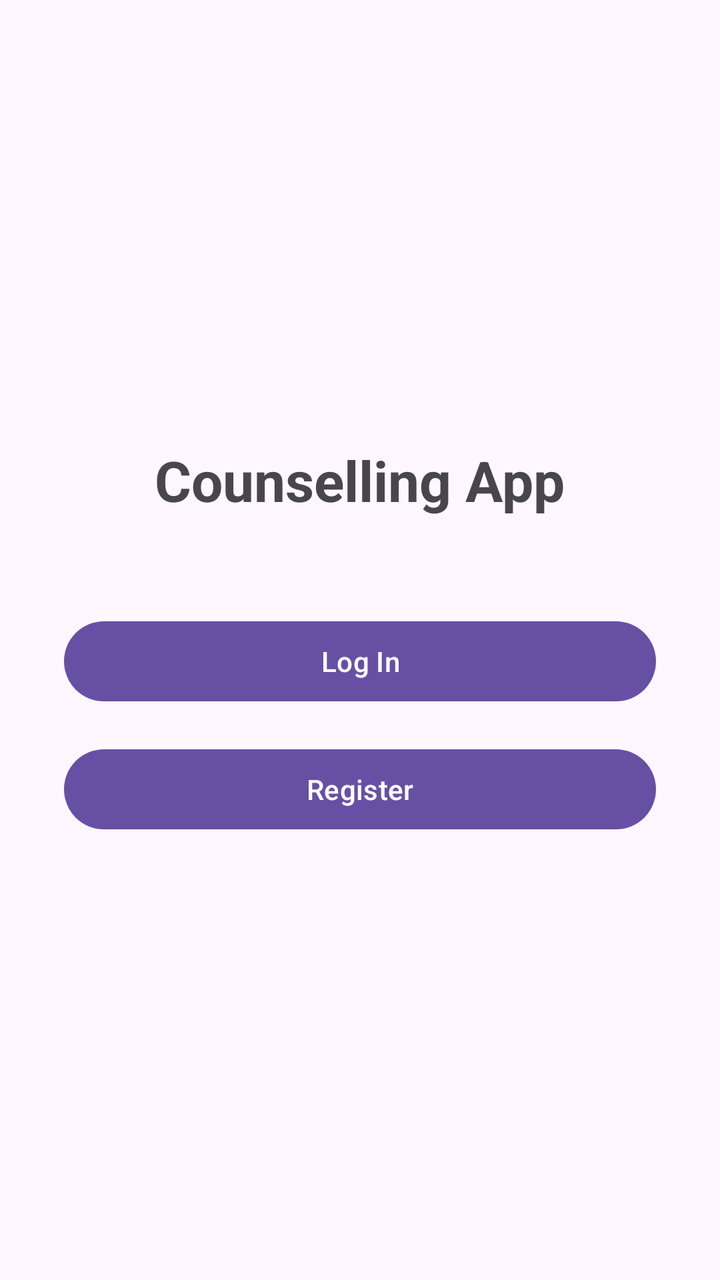
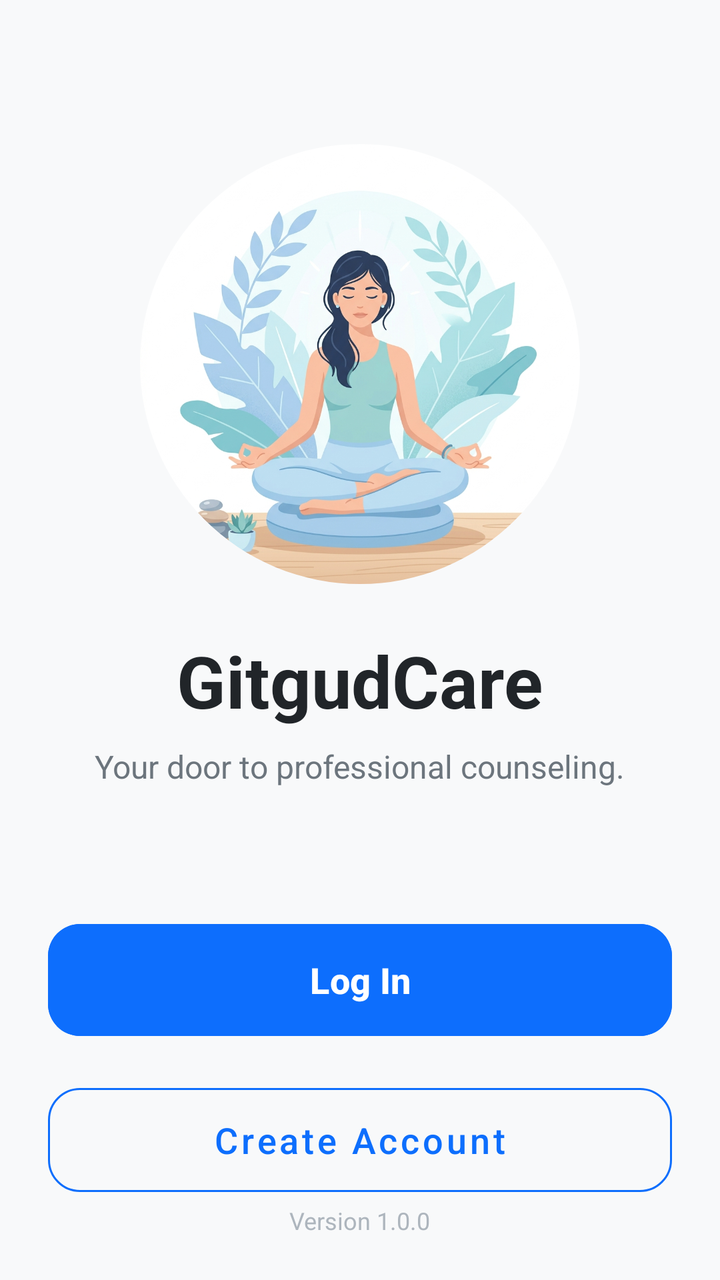

Two renders of the same Android screen: before a commit and after it. Below are the layout's source before the change and the commit's diff.
<!-- AndroidManifest.xml: application theme Theme.CounsellingApp -->
<!-- res/layout/activity_landing.xml -->
<?xml version="1.0" encoding="utf-8"?>
<LinearLayout xmlns:android="http://schemas.android.com/apk/res/android"
    android:layout_width="match_parent"
    android:layout_height="match_parent"
    android:orientation="vertical"
    android:gravity="center"
    android:padding="32dp">

    <TextView
        android:layout_width="wrap_content"
        android:layout_height="wrap_content"
        android:text="Counselling App"
        android:textSize="28sp"
        android:textStyle="bold"
        android:layout_marginBottom="48dp" />

    <Button
        android:id="@+id/btnGoToLogin"
        android:layout_width="match_parent"
        android:layout_height="wrap_content"
        android:text="Log In"
        android:layout_marginBottom="16dp" />

    <Button
        android:id="@+id/btnGoToRegister"
        android:layout_width="match_parent"
        android:layout_height="wrap_content"
        android:text="Register" />

</LinearLayout>
<!-- resources referenced by this layout -->
<resources>
  <style name="Theme.CounsellingApp" parent="Base.Theme.CounsellingApp" />
  <style name="Base.Theme.CounsellingApp" parent="Theme.Material3.DayNight.NoActionBar">
          
          
      </style>
</resources>

<!-- the commit's change to res/layout/activity_landing.xml (unified diff, before → after) -->
@@ -1,30 +1,86 @@
 <?xml version="1.0" encoding="utf-8"?>
 <LinearLayout xmlns:android="http://schemas.android.com/apk/res/android"
+    xmlns:app="http://schemas.android.com/apk/res-auto"
     android:layout_width="match_parent"
     android:layout_height="match_parent"
     android:orientation="vertical"
-    android:gravity="center"
-    android:padding="32dp">
+    android:padding="24dp"
+    android:background="#F8F9FA"
+    android:gravity="center_horizontal">
+
+    
+    <com.google.android.material.card.MaterialCardView
+        android:layout_width="220dp"
+        android:layout_height="220dp"
+        android:layout_marginTop="48dp"
+        app:cardCornerRadius="110dp"
+        app:cardElevation="0dp"
+        app:strokeWidth="0dp"
+        app:cardBackgroundColor="@android:color/transparent">
+
+        <ImageView
+            android:layout_width="match_parent"
+            android:layout_height="match_parent"
+            android:scaleType="centerInside"
+            android:src="@drawable/meditation_zen" />
+    </com.google.android.material.card.MaterialCardView>
+
+
+    <TextView
+        android:id="@+id/tvLandingTitle"
+        android:layout_width="wrap_content"
+        android:layout_height="wrap_content"
+        android:text="GitgudCare"
+        android:textSize="36sp"
+        android:textStyle="bold"
+        android:textColor="#212529"
+        android:layout_marginTop="24dp" />
 
     <TextView
         android:layout_width="wrap_content"
         android:layout_height="wrap_content"
-        android:text="Counselling App"
-        android:textSize="28sp"
-        android:textStyle="bold"
-        android:layout_marginBottom="48dp" />
+        android:text="Your door to professional counseling."
+        android:textSize="16sp"
+        android:textColor="#6C757D"
+        android:layout_marginTop="8dp"
+        android:layout_marginBottom="64dp" />
 
-    <Button
+    
+    <com.google.android.material.button.MaterialButton
         android:id="@+id/btnGoToLogin"
         android:layout_width="match_parent"
-        android:layout_height="wrap_content"
+        android:layout_height="64dp"
         android:text="Log In"
+        android:textAllCaps="false"
+        android:textSize="18sp"
+        android:textStyle="bold"
+        app:cornerRadius="16dp"
+        android:backgroundTint="#0D6EFD"
         android:layout_marginBottom="16dp" />
 
-    <Button
+    <com.google.android.material.button.MaterialButton
         android:id="@+id/btnGoToRegister"
+        style="@style/Widget.MaterialComponents.Button.OutlinedButton"
         android:layout_width="match_parent"
+        android:layout_height="64dp"
+        android:text="Create Account"
+        android:textAllCaps="false"
+        android:textSize="18sp"
+        app:cornerRadius="16dp"
+        app:strokeColor="#0D6EFD"
+        android:textColor="#0D6EFD" />
+
+    <View
+        android:layout_width="match_parent"
+        android:layout_height="0dp"
+        android:layout_weight="1" />
+
+    <TextView
+        android:layout_width="wrap_content"
         android:layout_height="wrap_content"
-        android:text="Register" />
+        android:text="Version 1.0.0"
+        android:textSize="12sp"
+        android:textColor="#ADB5BD"
+        android:layout_marginBottom="16dp" />
 
 </LinearLayout>
<!-- resource entries referenced after the edit -->
@@ -1,5 +1,6 @@
 <!-- resources referenced by this layout -->
 <resources>
+  <!-- drawable meditation_zen: png bitmap (drawable, 406034 bytes) -->
   <style name="Theme.CounsellingApp" parent="Base.Theme.CounsellingApp" />
   <style name="Base.Theme.CounsellingApp" parent="Theme.Material3.DayNight.NoActionBar">
           
